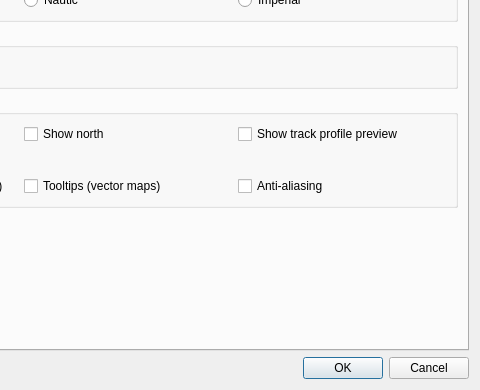
The window that src/IDlgConfig.ui (ntruchsess/QLandkarteGT) describes before a commit, drawn with Qt 5; both pictures show x 224 to 704 and y 180 to 570 of the 704 by 570 pixel window.
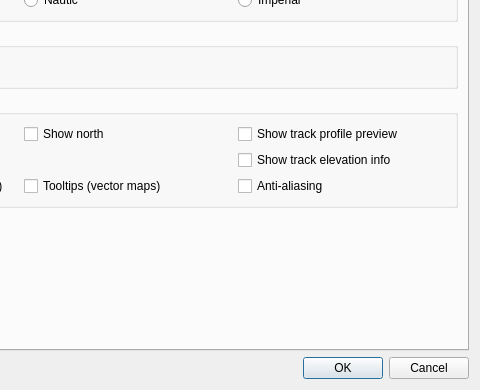
The same window after the commit. Icons and pictures are not drawn.

Diff of the .ui file:
```diff
--- a/src/IDlgConfig.ui
+++ b/src/IDlgConfig.ui
@@ -197,6 +197,13 @@
             </property>
            </widget>
           </item>
+          <item row="2" column="3">
+           <widget class="QCheckBox" name="checkShowTrackEleInfo">
+            <property name="text">
+             <string>Show track elevation info</string>
+            </property>
+           </widget>
+          </item>
          </layout>
         </widget>
        </item>
```
